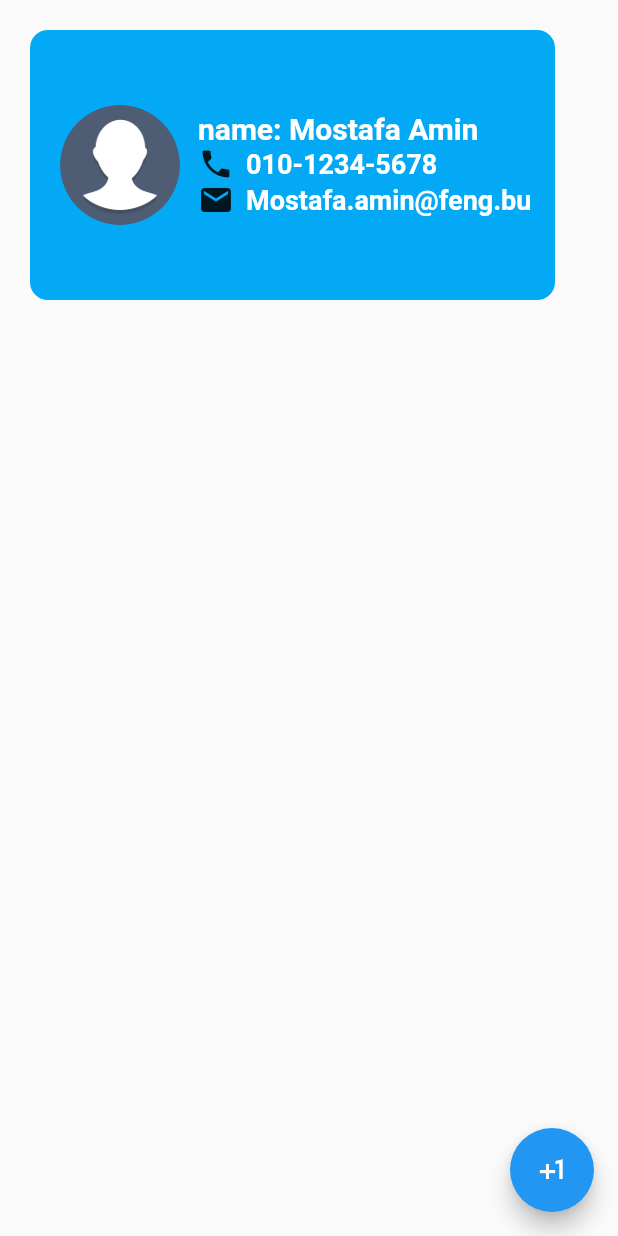
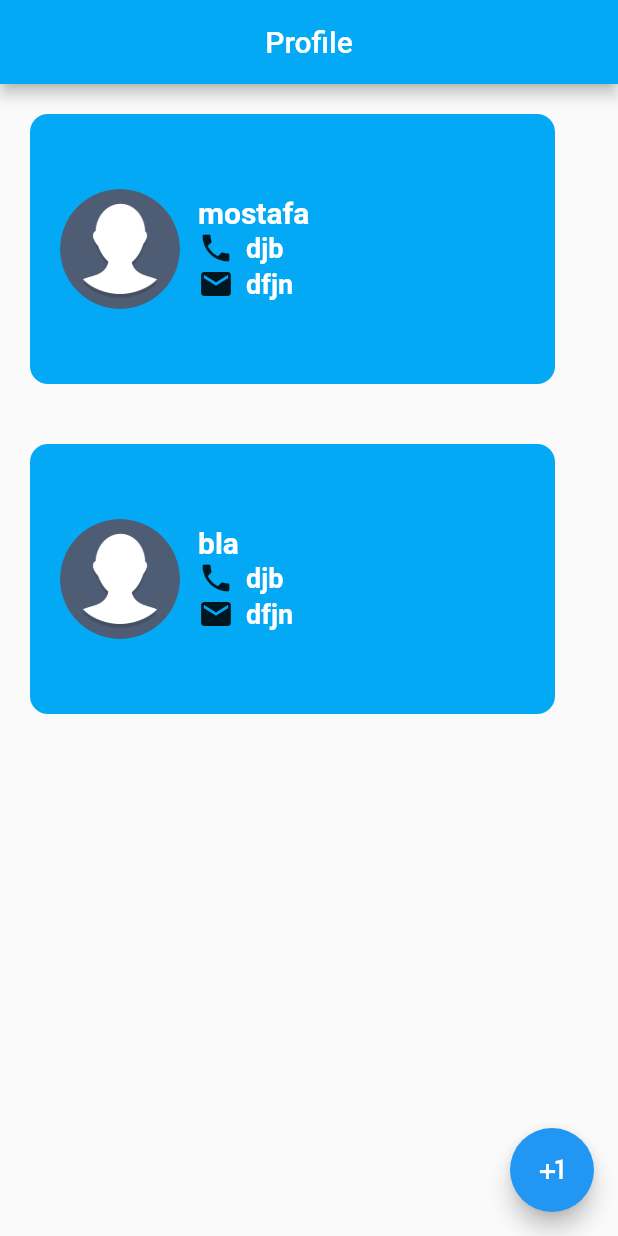
Before and after one commit to MostafaAmin0/FlutterCourse, a Flutter app: the screen it shows after launch, on a phone screen of 412 x 824 dp. Run offline on Flutter 3.47's test engine with Material 2 defaults, Android fonts, the phone set to English and light mode, and no system bars.

Commit message:
resuable widget

```diff
--- /dev/null
+++ b/lib/contact.dart
@@ -0,0 +1,9 @@
+class Contact {
+  final String _name, _mail, _phone;
+
+  Contact(this._name, this._mail, this._phone);
+
+  get name => _name;
+  get mail => _mail;
+  get phone => _phone;
+}
--- /dev/null
+++ b/lib/contact_card_widget.dart
@@ -0,0 +1,92 @@
+import 'package:flutter/material.dart';
+
+class ContactCardWidget extends StatelessWidget {
+  const ContactCardWidget({
+    required this.name,
+    required this.mail,
+    required this.number,
+    super.key,
+  });
+
+  final String name, number, mail;
+
+  @override
+  Widget build(BuildContext context) {
+    return Container(
+      width: 350.0,
+      height: 180.0,
+      margin: const EdgeInsets.all(20),
+      decoration: BoxDecoration(
+        color: Colors.lightBlue,
+        borderRadius: BorderRadius.circular(12.0),
+      ),
+      child: Row(
+        children: [
+          Container(
+            width: 80.0,
+            margin: const EdgeInsets.only(left: 20.0),
+            decoration: const BoxDecoration(
+              shape: BoxShape.circle,
+              image: DecorationImage(
+                image: AssetImage('assets/profile.png'),
+              ),
+            ),
+          ),
+          Padding(
+            padding: const EdgeInsets.all(12.0),
+            child: Column(
+              mainAxisAlignment: MainAxisAlignment.center,
+              crossAxisAlignment: CrossAxisAlignment.start,
+              children: [
+                Text(
+                  name,
+                  style: const TextStyle(
+                    color: Colors.white,
+                    fontSize: 20.0,
+                    fontWeight: FontWeight.bold,
+                  ),
+                ),
+                Row(
+                  children: [
+                    const Icon(
+                      Icons.phone,
+                    ),
+                    Padding(
+                      padding: const EdgeInsets.only(left: 8.0),
+                      child: Text(
+                        number,
+                        style: const TextStyle(
+                          color: Colors.white,
+                          fontSize: 18.0,
+                          fontWeight: FontWeight.bold,
+                        ),
+                      ),
+                    ),
+                  ],
+                ),
+                Row(
+                  children: [
+                    const Icon(
+                      Icons.mail,
+                    ),
+                    Padding(
+                      padding: const EdgeInsets.only(left: 8.0),
+                      child: Text(
+                        mail,
+                        style: const TextStyle(
+                          color: Colors.white,
+                          fontSize: 18.0,
+                          fontWeight: FontWeight.bold,
+                        ),
+                      ),
+                    ),
+                  ],
+                )
+              ],
+            ),
+          ),
+        ],
+      ),
+    );
+  }
+}
--- /dev/null
+++ b/lib/home_screen.dart
@@ -0,0 +1,31 @@
+import 'package:flutter/material.dart';
+import 'Contact_Card_Widget.dart';
+
+class HomeScreen extends StatelessWidget {
+  const HomeScreen({super.key});
+
+  @override
+  Widget build(BuildContext context) {
+    return Scaffold(
+      appBar: AppBar(
+        title: const Text("Profile"),
+        centerTitle: true,
+        backgroundColor: Colors.lightBlue,
+      ),
+      floatingActionButton: FloatingActionButton(
+        onPressed: () {
+          // your logic goes here
+        },
+        child: const Icon(Icons.plus_one),
+      ),
+      body: SafeArea(
+        child: Column(
+          children: const [
+            ContactCardWidget(name: "mostafa", mail: "dfjn", number: "djb"),
+            ContactCardWidget(name: "bla", mail: "dfjn", number: "djb"),
+          ],
+        ),
+      ),
+    );
+  }
+}
--- a/lib/main.dart
+++ b/lib/main.dart
@@ -1,99 +1,15 @@
 import 'package:flutter/material.dart';
+import 'package:lab_g2/home_screen.dart';
 
-void main() => runApp(MyApp());
+void main() => runApp(const MyApp());
 
 class MyApp extends StatelessWidget {
   const MyApp({super.key});
 
   @override
   Widget build(BuildContext context) {
-    return MaterialApp(
-      home: Scaffold(
-        floatingActionButton: FloatingActionButton(
-          onPressed: () {
-            // your logic goes here
-          },
-          child: const Icon(Icons.plus_one),
-        ),
-        body: SafeArea(
-          child: Container(
-            width: 350.0,
-            height: 180.0,
-            margin: const EdgeInsets.all(20),
-            decoration: BoxDecoration(
-              color: Colors.lightBlue,
-              borderRadius: BorderRadius.circular(12.0),
-            ),
-            child: Row(
-              children: [
-                Container(
-                  width: 80.0,
-                  margin: const EdgeInsets.only(left: 20.0),
-                  decoration: const BoxDecoration(
-                    shape: BoxShape.circle,
-                    image: DecorationImage(
-                      image: AssetImage('assets/profile.png'),
-                    ),
-                  ),
-                ),
-                Padding(
-                  padding: const EdgeInsets.all(12.0),
-                  child: Column(
-                    mainAxisAlignment: MainAxisAlignment.center,
-                    crossAxisAlignment: CrossAxisAlignment.start,
-                    children: [
-                      const Text(
-                        "name: Mostafa Amin",
-                        style: TextStyle(
-                          color: Colors.white,
-                          fontSize: 20.0,
-                          fontWeight: FontWeight.bold,
-                        ),
-                      ),
-                      Row(
-                        children: const [
-                          Icon(
-                            Icons.phone,
-                          ),
-                          Padding(
-                            padding: EdgeInsets.only(left: 8.0),
-                            child: Text(
-                              "010-1234-5678",
-                              style: TextStyle(
-                                color: Colors.white,
-                                fontSize: 18.0,
-                                fontWeight: FontWeight.bold,
-                              ),
-                            ),
-                          ),
-                        ],
-                      ),
-                      Row(
-                        children: const [
-                          Icon(
-                            Icons.mail,
-                          ),
-                          Padding(
-                            padding: EdgeInsets.only(left: 8.0),
-                            child: Text(
-                              "Mostafa.amin@feng.bu",
-                              style: TextStyle(
-                                color: Colors.white,
-                                fontSize: 18.0,
-                                fontWeight: FontWeight.bold,
-                              ),
-                            ),
-                          ),
-                        ],
-                      )
-                    ],
-                  ),
-                ),
-              ],
-            ),
-          ),
-        ),
-      ),
+    return const MaterialApp(
+      home: HomeScreen(),
     );
   }
 }
```
